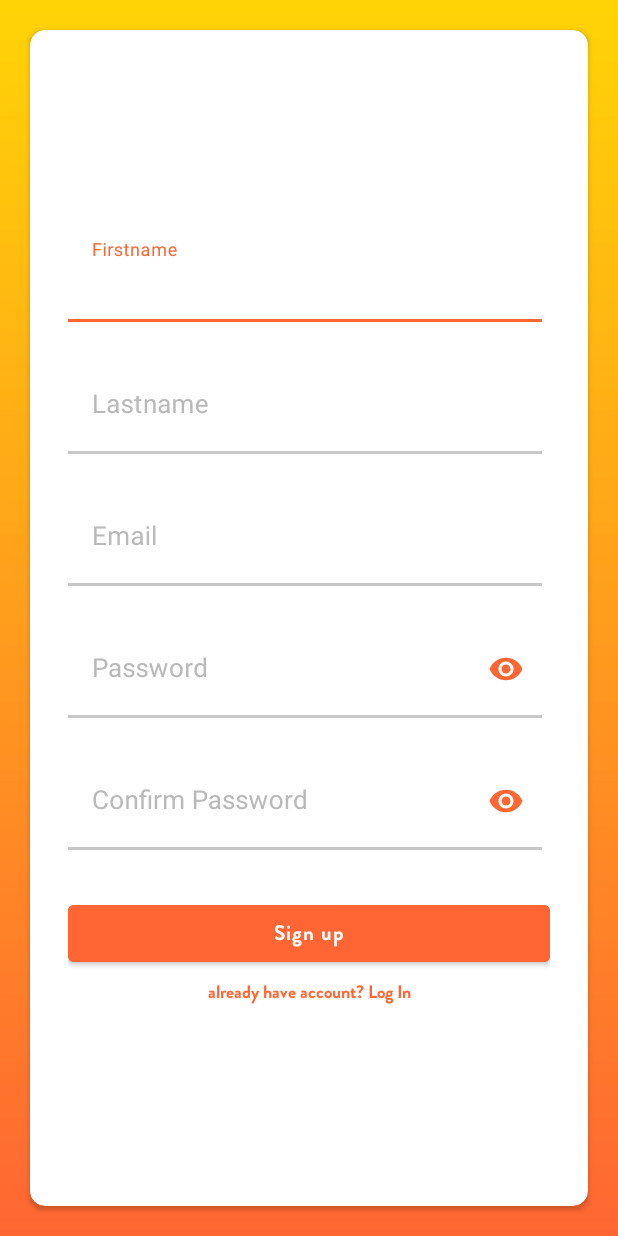
After one commit to darmilola/Balloon, an Android app: the Signup screen opened directly, with no data from a screen before it, on a phone screen of 412 x 824 dp. The commit adds this screen. Run offline under Robolectric (Android 15) with nearby library versions, the phone set to English and light mode, and no system bars.

Commit message:
Completed signup and login page

```diff
--- a/app/src/main/AndroidManifest.xml
+++ b/app/src/main/AndroidManifest.xml
@@ -10,6 +10,12 @@
         android:supportsRtl="true"
         android:testOnly="false"
         android:theme="@style/Theme.Balloon">
+        <activity
+            android:name=".Signup"
+            android:exported="false" />
+        <activity
+            android:name=".Login"
+            android:exported="false" />
         <activity
             android:name=".LoginOrSignup"
             android:exported="false" />
--- /dev/null
+++ b/app/src/main/java/com/useballoon/Signup.kt
@@ -0,0 +1,11 @@
+package com.useballoon
+
+import androidx.appcompat.app.AppCompatActivity
+import android.os.Bundle
+
+class Signup : AppCompatActivity() {
+    override fun onCreate(savedInstanceState: Bundle?) {
+        super.onCreate(savedInstanceState)
+        setContentView(R.layout.activity_signup)
+    }
+}
--- a/app/src/main/java/com/useballoon/Welcome.kt
+++ b/app/src/main/java/com/useballoon/Welcome.kt
@@ -39,6 +39,7 @@ class Welcome : AppCompatActivity() {
 
 
         header = findViewById(R.id.welcome_header);
+
 
         val headerSpan: Spannable = SpannableString("Imagine everyone on the\ninternet doing or saying things\nto popularize you music...")
         headerSpan.setSpan(
@@ -83,5 +84,7 @@ class Welcome : AppCompatActivity() {
         }
 
 
+
+
     }
 }
--- /dev/null
+++ b/app/src/main/res/anim/animation_enter.xml
@@ -0,0 +1,6 @@
+<set xmlns:android="http://schemas.android.com/apk/res/android"
+    android:shareInterpolator="false">
+    <translate android:fromXDelta="-100%" android:toXDelta="0%"
+        android:fromYDelta="0%" android:toYDelta="0%"
+        android:duration="400"/>
+</set>
--- /dev/null
+++ b/app/src/main/res/anim/slide_right.xml
@@ -0,0 +1,4 @@
+<?xml version="1.0" encoding="utf-8"?>
+<set xmlns:android="http://schemas.android.com/apk/res/android">
+
+</set>
--- /dev/null
+++ b/app/src/main/res/drawable/login_gradient.xml
@@ -0,0 +1,7 @@
+<?xml version="1.0" encoding="utf-8"?>
+<shape xmlns:android="http://schemas.android.com/apk/res/android">
+    <gradient
+        android:startColor="#ff6633"
+        android:endColor="#ffd406"
+        android:angle="90"/>
+</shape>
--- a/app/src/main/res/layout/activity_login_or_signup.xml
+++ b/app/src/main/res/layout/activity_login_or_signup.xml
@@ -4,6 +4,7 @@
     xmlns:tools="http://schemas.android.com/tools"
     android:layout_width="match_parent"
     android:layout_height="match_parent"
+    android:background="@color/white"
     tools:context=".Welcome">
 
     <FrameLayout
@@ -64,7 +65,7 @@
                 android:textAllCaps="false"
                 android:textSize="14dp"
                 app:backgroundTint="@color/balloon_primary"
-                android:id="@+id/welcome_go_on"
+                android:id="@+id/login_or_signup_signup"
                 android:textColor="@color/white"
                 android:layout_marginRight="20dp"/>
             <com.google.android.material.button.MaterialButton
@@ -75,6 +76,7 @@
                 android:layout_marginBottom="20dp"
                 android:layout_marginLeft="20dp"
                 android:text="Login"
+                android:id="@+id/login_or_signup_login"
                 app:elevation="40dp"
                 android:letterSpacing="0.05"
                 android:fontFamily="@font/grobold"
--- /dev/null
+++ b/app/src/main/res/layout/activity_signup.xml
@@ -0,0 +1,185 @@
+<?xml version="1.0" encoding="utf-8"?>
+<LinearLayout xmlns:android="http://schemas.android.com/apk/res/android"
+    android:layout_width="match_parent"
+    android:layout_height="match_parent"
+    xmlns:app="http://schemas.android.com/apk/res-auto"
+    android:background="@drawable/login_gradient"
+    android:orientation="vertical">
+
+
+    <LinearLayout
+        android:layout_width="match_parent"
+        android:layout_height="match_parent"
+        android:orientation="vertical"
+        android:weightSum="5">
+
+        <androidx.cardview.widget.CardView
+            android:layout_width="match_parent"
+            android:layout_height="match_parent"
+            android:layout_marginTop="20dp"
+            android:layout_marginBottom="20dp"
+            android:layout_marginLeft="20dp"
+            android:layout_marginRight="20dp"
+            app:cardBackgroundColor="@color/white"
+            app:cardCornerRadius="10dp">
+            <ScrollView
+                android:layout_width="match_parent"
+                android:layout_height="match_parent">
+
+                <LinearLayout
+                    android:layout_width="match_parent"
+                    android:layout_height="match_parent"
+                    android:orientation="vertical"
+                    android:layout_gravity="center"
+                    android:padding="25dp">
+
+                    <com.google.android.material.textfield.TextInputLayout
+                        android:id="@+id/sign_up_firstname_layout"
+                        style="@style/NewRegisterTextField"
+                        android:layout_width="match_parent"
+                        android:layout_height="wrap_content"
+                        android:layout_marginTop="2dp"
+                        android:layout_marginEnd="5dp"
+                        app:boxStrokeColor="@color/balloon_primary"
+                        app:errorEnabled="true">
+
+                        <com.google.android.material.textfield.TextInputEditText
+                            android:id="@+id/sign_up_firstname"
+                            android:layout_width="match_parent"
+                            android:layout_height="65dp"
+                            android:hint="Firstname"
+                            android:maxLength="160"
+                            android:inputType="text"
+                            android:maxLines="1"
+                            android:textSize="17dp"
+                            android:textColor="@color/balloon_primary"/>
+                    </com.google.android.material.textfield.TextInputLayout>
+
+
+                    <com.google.android.material.textfield.TextInputLayout
+                        android:id="@+id/sign_up_lastname_layout"
+                        style="@style/NewRegisterTextField"
+                        android:layout_width="match_parent"
+                        android:layout_height="wrap_content"
+                        android:layout_marginTop="2dp"
+                        android:layout_marginEnd="5dp"
+                        app:boxStrokeColor="@color/balloon_primary"
+                        app:errorEnabled="true">
+
+                        <com.google.android.material.textfield.TextInputEditText
+                            android:id="@+id/sign_up_lastname"
+                            android:layout_width="match_parent"
+                            android:layout_height="65dp"
+                            android:hint="Lastname"
+                            android:maxLength="160"
+                            android:inputType="text"
+                            android:maxLines="1"
+                            android:textSize="17dp"
+                            android:textColor="@color/balloon_primary" />
+                    </com.google.android.material.textfield.TextInputLayout>
+
+                    <com.google.android.material.textfield.TextInputLayout
+                        android:id="@+id/sign_up_email_layout"
+                        style="@style/NewRegisterTextField"
+                        android:layout_width="match_parent"
+                        android:layout_height="wrap_content"
+                        android:layout_marginTop="2dp"
+                        android:layout_marginEnd="5dp"
+                        app:boxStrokeColor="@color/balloon_primary"
+                        app:errorEnabled="true">
+
+                        <com.google.android.material.textfield.TextInputEditText
+                            android:id="@+id/sign_up_email"
+                            android:layout_width="match_parent"
+                            android:layout_height="65dp"
+                            android:hint="Email"
+                            android:maxLength="160"
+                            android:inputType="text"
+                            android:maxLines="1"
+                            android:textSize="17dp" />
+                    </com.google.android.material.textfield.TextInputLayout>
+
+
+                    <com.google.android.material.textfield.TextInputLayout
+                        android:id="@+id/sign_up_password_layout"
+                        style="@style/NewRegisterTextField"
+                        android:layout_width="match_parent"
+                        android:layout_height="wrap_content"
+                        android:layout_marginTop="2dp"
+                        android:layout_marginEnd="5dp"
+                        app:boxStrokeColor="@color/balloon_primary"
+                        app:errorEnabled="true"
+                        app:passwordToggleEnabled="true"
+                        app:passwordToggleTint="@color/balloon_primary">
+
+                        <com.google.android.material.textfield.TextInputEditText
+                            android:id="@+id/sign_up_password"
+                            android:layout_width="match_parent"
+                            android:layout_height="65dp"
+                            android:hint="Password"
+                            android:maxLength="160"
+                            android:inputType="textPassword"
+                            android:maxLines="1"
+                            android:textSize="17dp"
+                            android:textColor="@color/balloon_primary" />
+                    </com.google.android.material.textfield.TextInputLayout>
+
+                    <com.google.android.material.textfield.TextInputLayout
+                        android:id="@+id/sign_up_confirm_password_layout"
+                        style="@style/NewRegisterTextField"
+                        android:layout_width="match_parent"
+                        android:layout_height="wrap_content"
+                        android:layout_marginTop="2dp"
+                        android:layout_marginEnd="5dp"
+                        app:boxStrokeColor="@color/balloon_primary"
+                        app:errorEnabled="true"
+                        app:passwordToggleEnabled="true"
+                        app:passwordToggleTint="@color/balloon_primary">
+
+                        <com.google.android.material.textfield.TextInputEditText
+                            android:id="@+id/sign_up_confirm_password"
+                            android:layout_width="match_parent"
+                            android:layout_height="65dp"
+                            android:hint="Confirm Password"
+                            android:maxLength="160"
+                            android:inputType="textPassword"
+                            android:maxLines="1"
+                            android:textSize="17dp"
+                            android:textColor="@color/balloon_primary" />
+                    </com.google.android.material.textfield.TextInputLayout>
+
+
+
+                    <com.google.android.material.button.MaterialButton
+                        android:layout_width="match_parent"
+                        android:layout_height="50dp"
+                        android:layout_marginTop="10dp"
+                        android:text="Sign up"
+                        android:fontFamily="@font/grobold"
+                        android:backgroundTint="@color/balloon_primary"
+                        android:id="@+id/signup_with_email_button"
+                        android:textAllCaps="false"
+                        android:letterSpacing="0.05"
+                        android:textSize="14dp"/>
+
+
+                    <TextView
+                        android:layout_width="match_parent"
+                        android:layout_height="wrap_content"
+                        android:text="already have account? Log In"
+                        android:layout_alignParentLeft="true"
+                        android:layout_marginRight="10dp"
+                        android:layout_marginLeft="10dp"
+                        android:padding="5dp"
+                        android:textSize="12dp"
+                        android:gravity="center"
+                        android:fontFamily="@font/grobold"
+                        android:id="@+id/sign_up_have_account"
+                        android:textColor="@color/balloon_primary"/>
+                </LinearLayout>
+
+            </ScrollView>
+
+        </androidx.cardview.widget.CardView>
+    </LinearLayout>
+</LinearLayout>
```
Also changed, not shown: app/src/main/java/com/useballoon/Login.kt (added, +11 -0 lines), app/src/main/java/com/useballoon/LoginOrSignup.kt (+16 -4 lines), app/src/main/java/com/useballoon/SecondWelcome.kt (+23 -16 lines), app/src/main/res/anim/animation_leave.xml (added, +7 -0 lines), app/src/main/res/layout/activity_login.xml (added, +153 -0 lines), app/src/main/res/layout/activity_second_welcome.xml (+0 -30 lines), app/src/main/res/values-night/themes.xml (+59 -0 lines), app/src/main/res/values/colors.xml (+29 -1 lines), app/src/main/res/values/themes.xml (+60 -0 lines).
